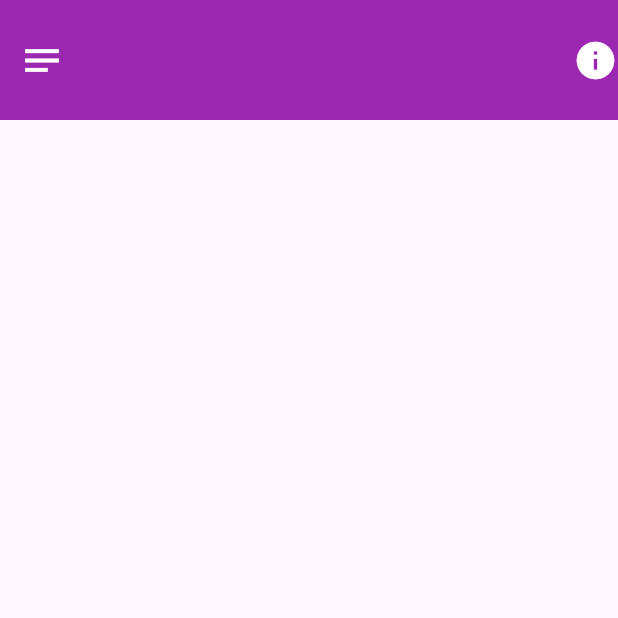
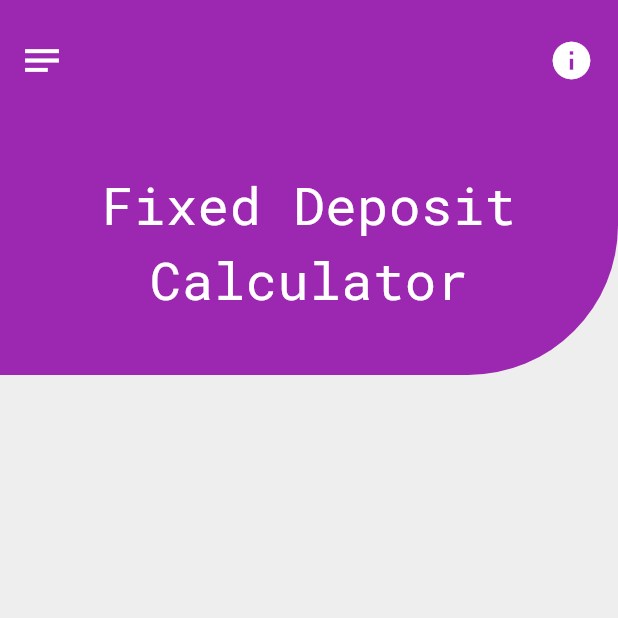
Before and after one commit to vijayasree450/FD-Calculator, a Flutter app: the screen it shows after launch, on a phone screen of 412 x 824 dp, the top half of it. Run offline on Flutter 3.47's test engine with Material 3 defaults, Android fonts, the phone set to English and light mode, and no system bars; our stand-ins replace google_fonts.

Commit message:
update main,add pubspec

```diff
--- a/lib/main.dart
+++ b/lib/main.dart
@@ -1,4 +1,5 @@
 import 'package:flutter/material.dart';
+import 'package:google_fonts/google_fonts.dart';
 
 void main() => runApp(
       MaterialApp(
@@ -25,13 +26,61 @@ class _HomepageState extends State<Homepage> {
           color: Colors.white,
         ),
         actions: [
-          Icon(
-            Icons.info,
-            size: 30,
-            color: Colors.white,
+          Padding(
+            padding: const EdgeInsets.only(right: 16.0),
+            child: Icon(
+              Icons.info,
+              size: 30,
+              color: Colors.white,
+            ),
           ),
+        ],
+      ),
+       body:body(),
+    );
+  }
+  Widget body(){
+    return Container(
+      color: Colors.grey[200],
+      child: Column(
+        children: [
+          Container(
+            height: 170,
+            decoration: BoxDecoration(
+              color: Colors.purple,
+              borderRadius: BorderRadius.only(
+
+                bottomRight: Radius.circular(100),
+              ),
+            ),
+             child: Padding(
+               padding: const EdgeInsets.only(bottom: 8.0),
+               child: Align(
+                alignment: Alignment.center,
+                 child: Column(
+                  crossAxisAlignment: CrossAxisAlignment.center,
+                  mainAxisAlignment: MainAxisAlignment.center,
+                  children: [
+                    Text("Fixed Deposit",
+                    style: GoogleFonts.robotoMono(
+                      fontSize: 35,
+                      color: Colors.white,),
+                    ),
+                     Text("Calculator",
+                    style: GoogleFonts.robotoMono(
+                      fontSize: 35,
+                      color: Colors.white,),
+                    ),
+
+
+                  ],
+                 ),
+               ),
+             ),
+          )
         ],
       ),
     );
   }
+
 }
--- a/pubspec.yaml
+++ b/pubspec.yaml
@@ -34,7 +34,7 @@ dependencies:
   # The following adds the Cupertino Icons font to your application.
   # Use with the CupertinoIcons class for iOS style icons.
   cupertino_icons: ^1.0.8
-  google_fonts: ^2.1.0
+  google_fonts: ^6.1.0
 
 dev_dependencies:
   flutter_test:
```
Also changed, not shown: pubspec.lock.
